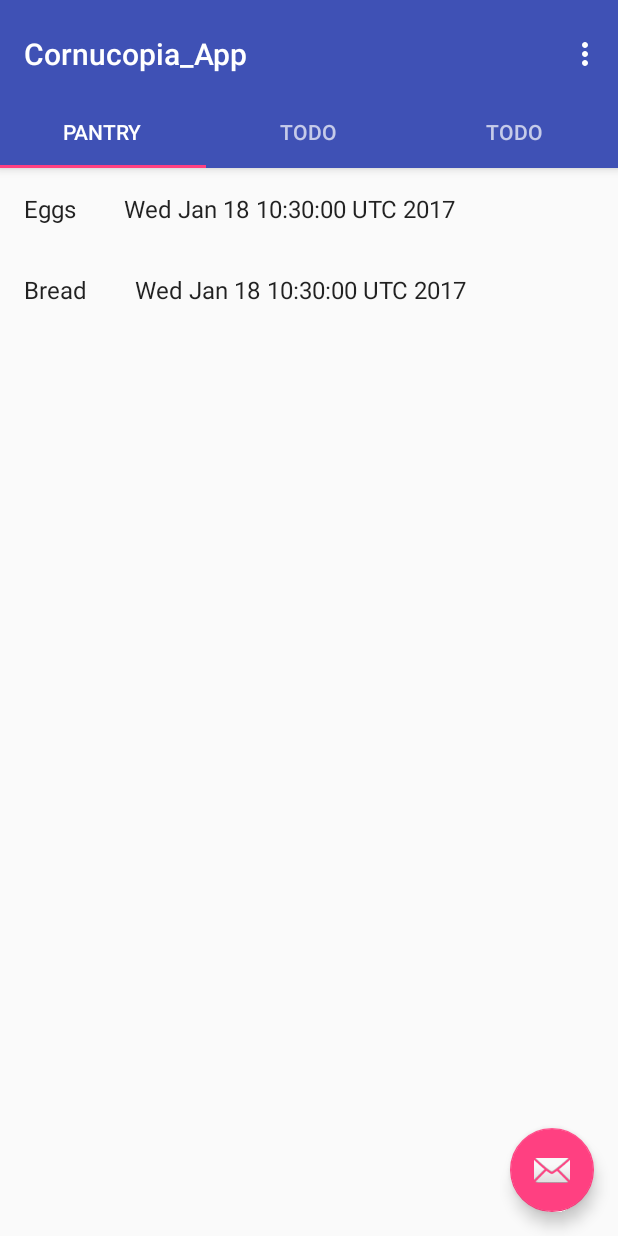
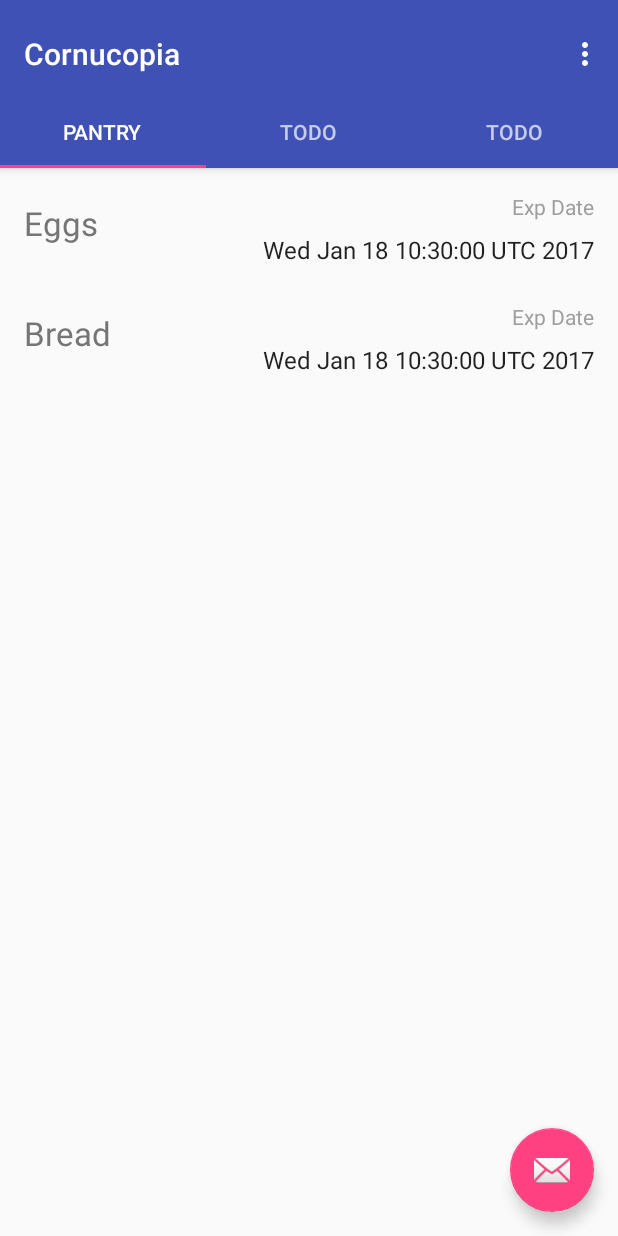
Before and after one commit to ManasGeorge/Cornucopia, an Android app: the screen it shows after launch (MainActivity), on a phone screen of 412 x 824 dp. Run offline under Robolectric (Android 15) with nearby library versions, the phone set to English and light mode, and no system bars.

Commit message:
Pantry ingredient UI to displays the ingredient name and expiration date with correct styles

```diff
--- a/Cornucopia_App/app/src/main/res/layout/fragment_pantry_ingredient.xml
+++ b/Cornucopia_App/app/src/main/res/layout/fragment_pantry_ingredient.xml
@@ -1,20 +1,55 @@
 <?xml version="1.0" encoding="utf-8"?>
 <LinearLayout xmlns:android="http://schemas.android.com/apk/res/android"
+    xmlns:tools="http://schemas.android.com/tools"
     android:layout_width="wrap_content"
     android:layout_height="wrap_content"
-    android:orientation="horizontal">
+    android:orientation="vertical">
 
-    <TextView
-        android:id="@+id/pantry_ingredient_name"
+    <RelativeLayout
         android:layout_width="wrap_content"
-        android:layout_height="wrap_content"
-        android:layout_margin="@dimen/text_margin"
-        android:textAppearance="?attr/textAppearanceListItem" />
+        android:layout_height="wrap_content">
 
-    <TextView
-        android:id="@+id/pantry_ingredient_expiration_date"
-        android:layout_width="wrap_content"
-        android:layout_height="wrap_content"
-        android:layout_margin="@dimen/text_margin"
-        android:textAppearance="?attr/textAppearanceListItem" />
+        <TextView
+            android:id="@+id/pantry_ingredient_expiration_date_header"
+            android:layout_width="wrap_content"
+            android:layout_height="wrap_content"
+            android:layout_alignParentEnd="true"
+            android:layout_marginBottom="@dimen/text_margin_small"
+            android:layout_marginEnd="@dimen/text_margin"
+            android:layout_marginStart="@dimen/text_margin_small"
+            android:layout_marginTop="@dimen/text_margin"
+            android:layout_toEndOf="@+id/pantry_ingredient_name"
+            android:text="@string/expiration_date"
+            android:textAlignment="textEnd"
+            android:textAppearance="@style/CardHeadingStyle" />
+
+        <TextView
+            android:id="@+id/pantry_ingredient_expiration_date"
+            android:layout_width="wrap_content"
+            android:layout_height="wrap_content"
+            android:layout_alignParentEnd="true"
+            android:layout_below="@+id/pantry_ingredient_expiration_date_header"
+            android:layout_marginBottom="@dimen/text_margin_small"
+            android:layout_marginEnd="@dimen/text_margin"
+            android:layout_marginStart="@dimen/text_margin"
+            android:layout_toEndOf="@+id/pantry_ingredient_name"
+            android:textAlignment="textEnd"
+            android:textAppearance="?attr/textAppearanceListItem"
+            tools:text="June 1, 2017" />
+
+        <TextView
+            android:id="@+id/pantry_ingredient_name"
+            android:layout_width="wrap_content"
+            android:layout_height="wrap_content"
+            android:layout_alignParentStart="true"
+            android:layout_centerVertical="true"
+            android:layout_marginLeft="@dimen/text_margin"
+            android:layout_marginRight="@dimen/text_margin"
+            android:layout_marginStart="@dimen/text_margin"
+            android:textAppearance="@style/CardMainStyle"
+            tools:text="Milk" />
+
+    </RelativeLayout>
+
+
 </LinearLayout>
--- a/Cornucopia_App/app/src/main/res/values/colors.xml
+++ b/Cornucopia_App/app/src/main/res/values/colors.xml
@@ -3,4 +3,8 @@
     <color name="colorPrimary">#3F51B5</color>
     <color name="colorPrimaryDark">#303F9F</color>
     <color name="colorAccent">#FF4081</color>
+
+    // See material color palette https://material.io/guidelines/style/color.html#
+    <color name="lightGrey">#9E9E9E</color>
+    <color name="darkGrey">#757575</color>
 </resources>
--- a/Cornucopia_App/app/src/main/res/values/dimens.xml
+++ b/Cornucopia_App/app/src/main/res/values/dimens.xml
@@ -4,5 +4,8 @@
     <dimen name="activity_vertical_margin">16dp</dimen>
     <dimen name="fab_margin">16dp</dimen>
     <dimen name="appbar_padding_top">8dp</dimen>
+
     <dimen name="text_margin">16dp</dimen>
+    <dimen name="text_margin_small">8dp</dimen>
+
 </resources>
--- a/Cornucopia_App/app/src/main/res/values/strings.xml
+++ b/Cornucopia_App/app/src/main/res/values/strings.xml
@@ -1,5 +1,7 @@
 <resources>
-    <string name="app_name">Cornucopia_App</string>
+    <string name="app_name">Cornucopia</string>
     <string name="action_settings">Settings</string>
-    <string name="section_format">Hello World from section: %1$d</string>
+
+    <!-- Pantry -->
+    <string name="expiration_date">Exp Date</string>
 </resources>
--- a/Cornucopia_App/app/src/main/res/values/styles.xml
+++ b/Cornucopia_App/app/src/main/res/values/styles.xml
@@ -17,4 +17,25 @@
 
     <style name="AppTheme.PopupOverlay" parent="ThemeOverlay.AppCompat.Light" />
 
+    <!-- The large main label for a card -->
+    <style name="CardMainStyle">
+        <item name="android:textColor">@color/darkGrey</item>
+        <item name="android:textSize">22sp</item>
+
+    </style>
+
+    <!-- Static text in the card -->
+    <style name="CardHeadingStyle">
+        <item name="android:textColor">@color/lightGrey</item>
+        <item name="android:textSize">14sp</item>
+
+    </style>
+
+    <!-- Content in the card -->
+    <style name="CardContentStyle">
+        <item name="android:textColor">@color/lightGrey</item>
+        <item name="android:textSize">18sp</item>
+
+    </style>
+
 </resources>
```
